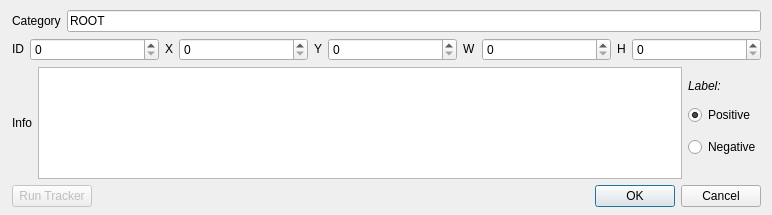
Qt form modules/app/dialogboundingbox.ui (smartsenselab/SSAT) before a commit.
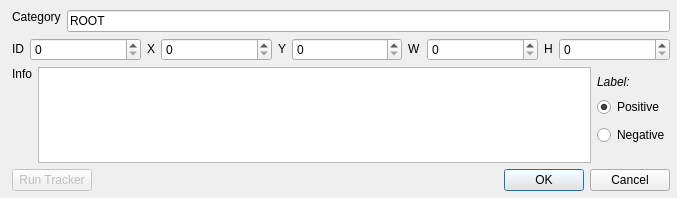
The same form after that commit.

Commit message: Modifying DialogBoundingBox - part III

The edit to the form file:
```diff
--- a/modules/app/dialogboundingbox.ui
+++ b/modules/app/dialogboundingbox.ui
@@ -9,8 +9,8 @@
    <rect>
     <x>0</x>
     <y>0</y>
-    <width>772</width>
-    <height>215</height>
+    <width>677</width>
+    <height>198</height>
    </rect>
   </property>
   <property name="sizePolicy">
@@ -30,8 +30,8 @@
     <rect>
      <x>12</x>
      <y>10</y>
-     <width>749</width>
-     <height>197</height>
+     <width>658</width>
+     <height>181</height>
     </rect>
    </property>
    <layout class="QGridLayout" name="gridLayout">
@@ -39,12 +39,12 @@
      <enum>QLayout::SetMinAndMaxSize</enum>
     </property>
     <item row="0" column="0">
-     <layout class="QHBoxLayout" name="horizontalLayout_1">
+     <layout class="QFormLayout" name="formLayout_1">
       <property name="sizeConstraint">
        <enum>QLayout::SetDefaultConstraint</enum>
       </property>
-      <item>
-       <widget class="QLabel" name="labelAttributes">
+      <item row="0" column="0">
+       <widget class="QLabel" name="labelCategory">
         <property name="sizePolicy">
          <sizepolicy hsizetype="Fixed" vsizetype="Fixed">
           <horstretch>0</horstretch>
@@ -56,8 +56,8 @@
         </property>
        </widget>
       </item>
-      <item>
-       <widget class="QLineEdit" name="lineEditAttributes">
+      <item row="0" column="1">
+       <widget class="QLineEdit" name="lineEditCategory">
         <property name="text">
          <string>ROOT</string>
         </property>
@@ -223,6 +223,8 @@
        <number>0</number>
       </property>
       <item>
+       <layout class="QFormLayout" name="formLayout_2">
+        <item row="0" column="0">
        <widget class="QLabel" name="labelInfo">
         <property name="sizePolicy">
          <sizepolicy hsizetype="Fixed" vsizetype="Fixed">
@@ -235,8 +237,10 @@
         </property>
        </widget>
       </item>
-      <item>
+        <item row="0" column="1">
        <widget class="QPlainTextEdit" name="plainTextEditInfo"/>
+        </item>
+       </layout>
       </item>
       <item>
        <layout class="QVBoxLayout" name="verticalLayout">
```
Lines whose indentation alone changed are shown as unchanged. The commit also changes 2 other files.
